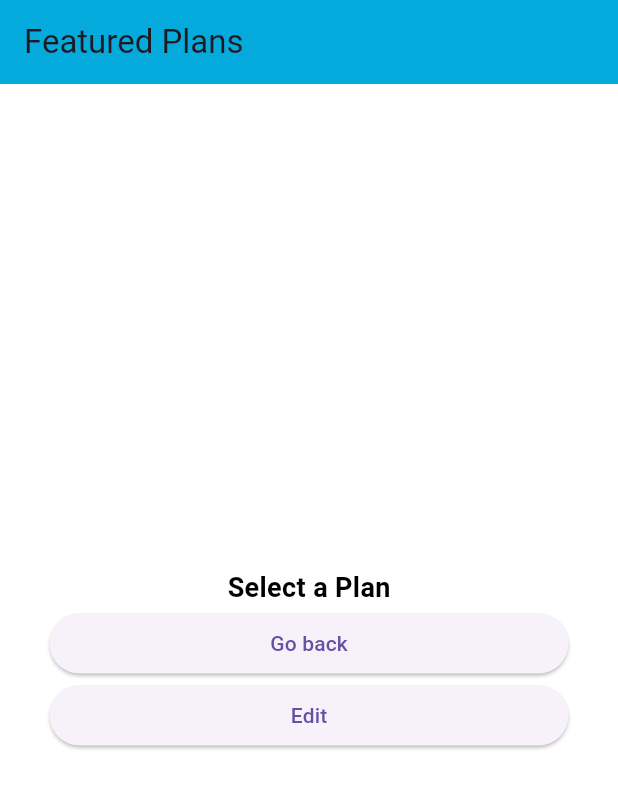
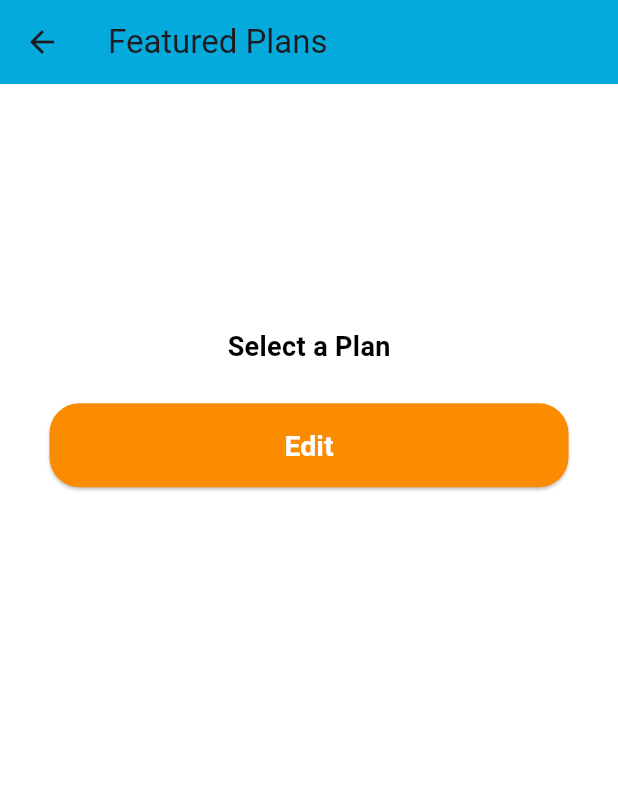
Before and after one commit to SS0809/gymapp, a Flutter app: the PlanSelectionPage screen opened directly with empty values, on a phone screen of 412 x 824 dp. Shown: the top 788 px of the screen. Run offline on Flutter 3.47's test engine with Material 3 defaults, Android fonts, the phone set to English and light mode, and no system bars; our stand-ins replace flutter_secure_storage; accounts and stored records are empty.

Commit message:
added go back button to the top left corner .

```diff
--- a/lib/PlanSelection.dart
+++ b/lib/PlanSelection.dart
@@ -26,12 +26,26 @@ class _PlanSelectionPageState extends State<PlanSelectionPage> {
     return Scaffold(
       backgroundColor: Colors.white,
       appBar: AppBar(
-          title: Text('Featured Plans'), backgroundColor: Color(0xFF05AADC)),
+          title: Text('Featured Plans'),
+          backgroundColor: Color(0xFF05AADC),
+        leading: IconButton(
+          icon: Icon(Icons.arrow_back),
+          onPressed: () {
+            Navigator.pushReplacement(
+            context,
+            MaterialPageRoute(
+            builder: (context) => MyApp(),
+        ),
+            );
+          },
+        ),
+      ),
       body: Center(
         child: Padding(
-          padding: EdgeInsets.symmetric(
-            vertical: deviceHeight * 0.06,
-            horizontal: deviceWidth * 0.08,
+          padding: EdgeInsets.only(
+            bottom: deviceHeight * 0.4,
+            left: deviceWidth * 0.08,
+            right: deviceWidth * 0.08,
           ),
           child: Column(
             mainAxisAlignment: MainAxisAlignment.center,
@@ -47,17 +61,48 @@ class _PlanSelectionPageState extends State<PlanSelectionPage> {
                   ),
                 ),
               ),
-              ElevatedButton(
-                onPressed: () async {
-                  Navigator.pushReplacement(
-                    context,
-                    MaterialPageRoute(
-                      builder: (context) => MyApp(),
+              SizedBox(
+                height: deviceHeight*0.03,
               ),
+
+              ListView.builder(
+                shrinkWrap: true,
+                itemCount: widget.plans.length,
+                itemBuilder: (BuildContext context, int index) {
+                  return Column(
+                    children: [
+                      Container(
+                        height: 80,
+                        width: double.infinity,
+                        decoration: BoxDecoration(
+                          color: Color(0xFF05AADC),
+                          borderRadius: BorderRadius.circular(31.0),
+                        ),
+
+                        child: Center(
+                          child: Text(
+                            widget.plans[index].type,
+                            style: TextStyle(
+                              fontSize: 30,
+                              fontWeight: FontWeight.bold,
+                              color: Colors.white,
+                            ),
+                          ),
+                        ),
+                      ),
+                      SizedBox(
+                        height: deviceHeight*0.02,
+                      )
+                    ],
                   );
+
                 },
-                child: Text("Go back"),
               ),
+
+              // SizedBox(
+              //   height: deviceHeight*0.03,
+              // ),
+
               ElevatedButton(
                 onPressed: () async {
                   Navigator.pushReplacement(
@@ -73,35 +118,34 @@ class _PlanSelectionPageState extends State<PlanSelectionPage> {
                         )),
                   );
                 },
+                style: ElevatedButton.styleFrom(
+                  foregroundColor: Colors.white,
+                  backgroundColor: Colors.orange[600],
+                  textStyle: TextStyle(
+                    fontSize: 19,
+                    fontWeight: FontWeight.bold,
+                  ),
+                  padding: EdgeInsets.symmetric(vertical: 17, horizontal: 10), // Button padding
+                  shape: RoundedRectangleBorder(
+                    borderRadius: BorderRadius.circular(20.0), // Button border radius
+                  ),
+                ),
                 child: Text("Edit"),
               ),
-              ListView.builder(
-                shrinkWrap: true,
-                itemCount: widget.plans.length,
-                itemBuilder: (BuildContext context, int index) {
-                  return SizedBox(
-                    height: deviceHeight * 0.04,
-                    child: Container(
-                      decoration: BoxDecoration(
-                        color: Color(0xFF05AADC),
-                        borderRadius: BorderRadius.circular(20.0),
+              SizedBox(
+                height: deviceHeight*0.009,
               ),
-                      height: 100,
-                      width: double.infinity,
-                      child: Center(
-                        child: Text(
-                          widget.plans[index].type,
-                          style: TextStyle(
-                            fontSize: 30,
-                            fontWeight: FontWeight.bold,
-                            color: Colors.white,
-                          ),
-                        ),
-                      ),
-                    ),
-                  );
-                },
-              ),
+              // ElevatedButton(
+              //   onPressed: () async {
+              //     Navigator.pushReplacement(
+              //       context,
+              //       MaterialPageRoute(
+              //         builder: (context) => MyApp(),
+              //       ),
+              //     );
+              //   },
+              //   child: Text("Go back"),
+              // ),
             ],
           ),
         ),
--- a/lib/main.dart
+++ b/lib/main.dart
@@ -62,7 +62,7 @@ class MyApp extends StatelessWidget {
               // test for editplanspage
               // return EditPlansPage(plans: _plans);
                return LoginPage();
-              // return PlanSelectionPage();
+              //return PlanSelectionPage();
             }
           }
       ),
```
Lines whose indentation alone changed are shown as unchanged.
